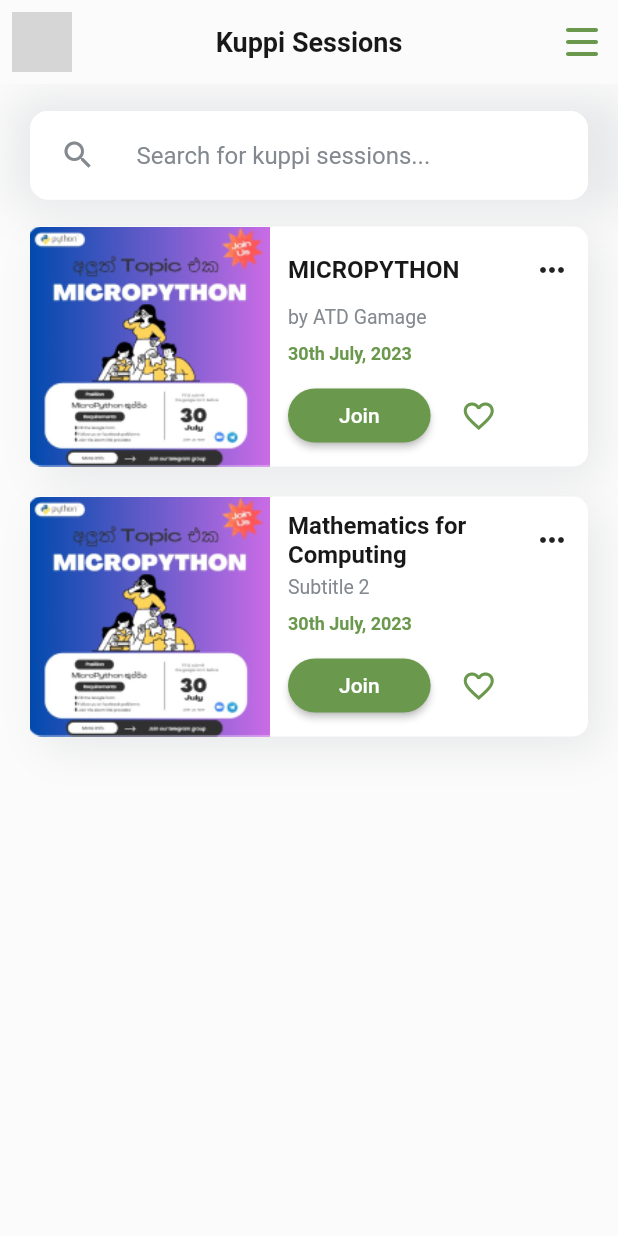
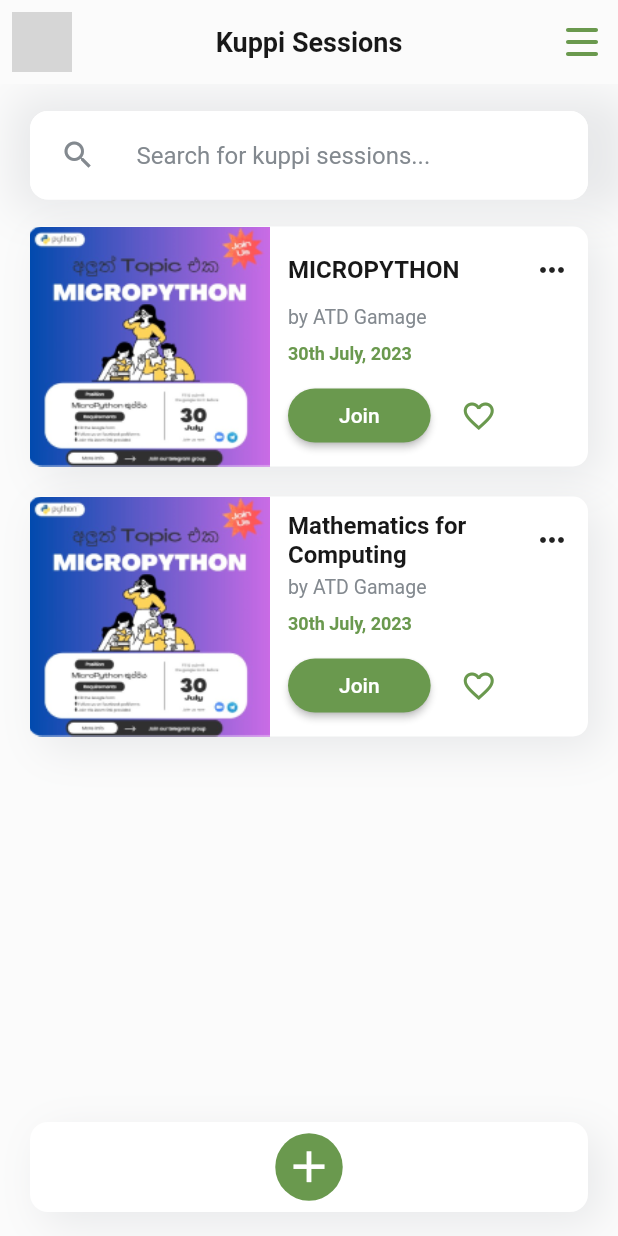
Before and after one commit to Chamith-Dilshan/ScholarSync_UI_Build, a Flutter app: the KuppiPage screen opened directly, on a phone screen of 412 x 824 dp. Run offline on Flutter 3.47's test engine with Material 2 defaults, Android fonts, the phone set to English and light mode, and no system bars; our stand-ins replace flutter_svg; grey boxes are pictures that could not be loaded.

Commit message:
Create the add new kuppi session button

```diff
--- a/lib/features/view/kuppi_page.dart
+++ b/lib/features/view/kuppi_page.dart
@@ -4,6 +4,7 @@ import 'package:scholars_mobileapp/constants/ui_constants.dart';
 import 'package:scholars_mobileapp/features/view/login_page.dart';
 import 'package:scholars_mobileapp/features/widgets/kuppi_widget.dart';
 import 'package:scholars_mobileapp/constants/image_constants.dart';
+import 'package:scholars_mobileapp/theme/palette.dart';
 
 import '../../constants/icon_constants.dart';
 
@@ -55,15 +56,64 @@ class KuppiPage extends StatelessWidget {
                 SizedBox(height: 20),
                 ImageWithTextWidget(
                   title: 'Mathematics for Computing',
-                  subtitle: 'Subtitle 2',
+                  subtitle: 'by ATD Gamage',
                   date: '30th July, 2023',
                   imagePath: ImageConstants.kuppi1,
                 ),
               ],
             ),
           ),
+          // White box with plus icon as a button
+          Padding(
+            padding: const EdgeInsets.symmetric(horizontal: 20, vertical: 16),
+            child: Container(
+              width: double.infinity,
+              height: 60,
+              decoration: BoxDecoration(
+                borderRadius: BorderRadius.circular(12),
+                color: Colors.white,
+                boxShadow: const [
+                  BoxShadow(
+                    color: Color.fromRGBO(11, 24, 43, 0.08),
+                    offset: Offset(8, 8),
+                    blurRadius: 24,
+                    spreadRadius: 0,
+                  ),
+                ],
+              ),
+              child: Row(
+                mainAxisAlignment: MainAxisAlignment.center,
+                children: [
+                  InkWell(
+                    onTap: () {
+                      // Navigator.push(
+                      //   context,
+                      //   MaterialPageRoute(builder: (context) => LogInPage()),
+                      // );
+                    },
+                    child: Container(
+                      width: 45,
+                      height: 45,
+                      decoration: const BoxDecoration(
+                        shape: BoxShape.circle,
+                        color: PaletteLightMode.secondaryGreenColor,
+                      ),
+                      child: const Icon(
+                        Icons.add,
+                        color: Colors.white,
+                        size: 35,
+                      ),
+                    ),
+                  ),
+                ],
+              ),
+            ),
+          ),
         ],
       ),
+      // bottomNavigationBar: BottomNavigationBar(
+      //   // Add your bottom navigation bar items here
+      // ),
     );
   }
 }
```
